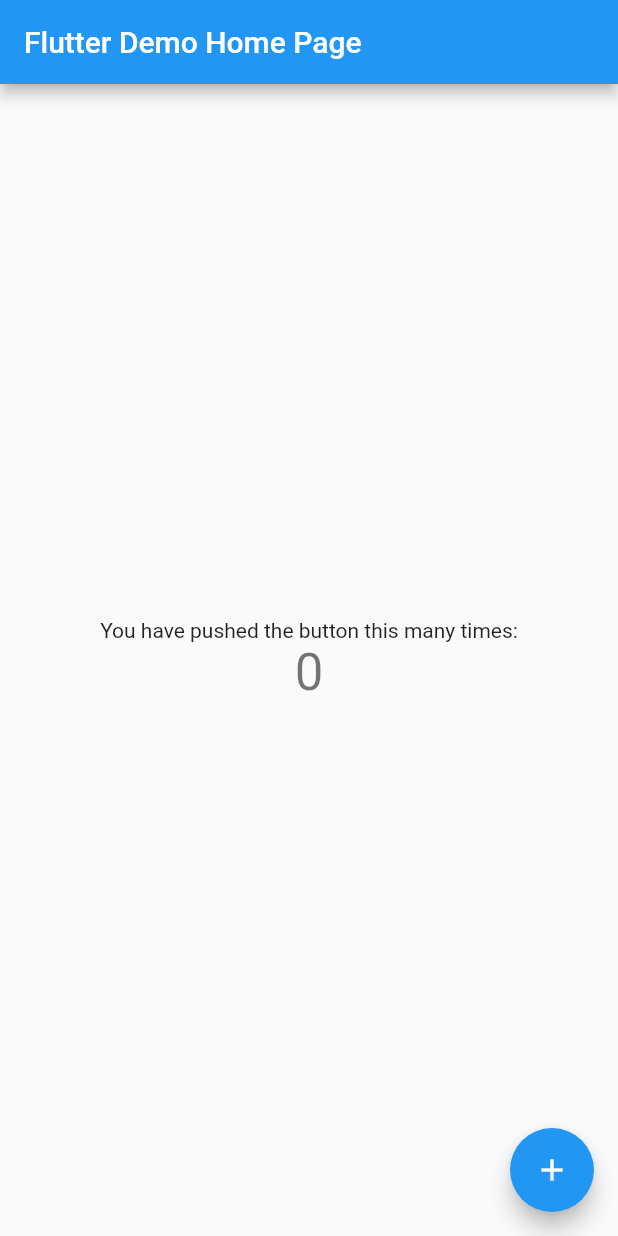
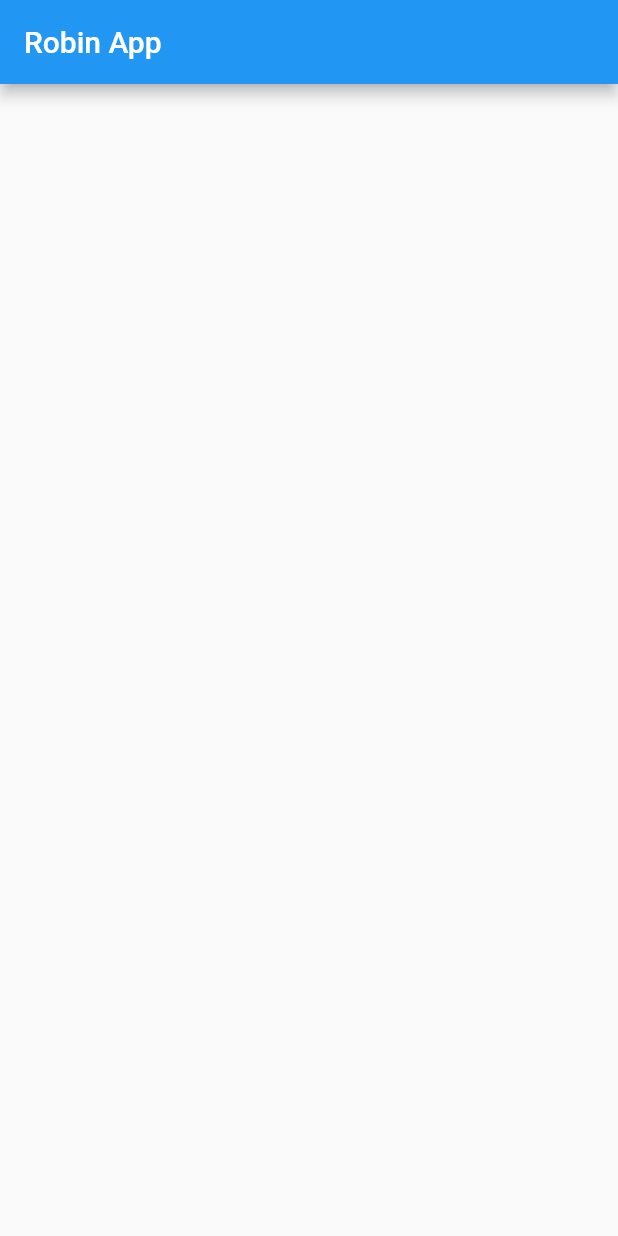
Before and after one commit to marufrobin/social_media, a Flutter app: the screen it shows after launch, on a phone screen of 412 x 824 dp. Run offline on Flutter 3.47's test engine with Material 2 defaults, Android fonts, the phone set to English and light mode, and no system bars.

Commit message:
App bar added

```diff
--- a/lib/main.dart
+++ b/lib/main.dart
@@ -1,4 +1,5 @@
 import 'package:flutter/material.dart';
+import 'package:social_media/screen/home_page.dart';
 
 void main() {
   runApp(const MyApp());
@@ -7,109 +8,11 @@ void main() {
 class MyApp extends StatelessWidget {
   const MyApp({super.key});
 
-  // This widget is the root of your application.
   @override
   Widget build(BuildContext context) {
     return MaterialApp(
-      title: 'Flutter Demo',
-      theme: ThemeData(
-        // This is the theme of your application.
-        //
-        // Try running your application with "flutter run". You'll see the
-        // application has a blue toolbar. Then, without quitting the app, try
-        // changing the primarySwatch below to Colors.green and then invoke
-        // "hot reload" (press "r" in the console where you ran "flutter run",
-        // or simply save your changes to "hot reload" in a Flutter IDE).
-        // Notice that the counter didn't reset back to zero; the application
-        // is not restarted.
-        primarySwatch: Colors.blue,
-      ),
-      home: const MyHomePage(title: 'Flutter Demo Home Page'),
+      debugShowCheckedModeBanner: false,
+      home: HomePage(),
     );
   }
 }
-
-class MyHomePage extends StatefulWidget {
-  const MyHomePage({super.key, required this.title});
-
-  // This widget is the home page of your application. It is stateful, meaning
-  // that it has a State object (defined below) that contains fields that affect
-  // how it looks.
-
-  // This class is the configuration for the state. It holds the values (in this
-  // case the title) provided by the parent (in this case the App widget) and
-  // used by the build method of the State. Fields in a Widget subclass are
-  // always marked "final".
-
-  final String title;
-
-  @override
-  State<MyHomePage> createState() => _MyHomePageState();
-}
-
-class _MyHomePageState extends State<MyHomePage> {
-  int _counter = 0;
-
-  void _incrementCounter() {
-    setState(() {
-      // This call to setState tells the Flutter framework that something has
-      // changed in this State, which causes it to rerun the build method below
-      // so that the display can reflect the updated values. If we changed
-      // _counter without calling setState(), then the build method would not be
-      // called again, and so nothing would appear to happen.
-      _counter++;
-    });
-  }
-
-  @override
-  Widget build(BuildContext context) {
-    // This method is rerun every time setState is called, for instance as done
-    // by the _incrementCounter method above.
-    //
-    // The Flutter framework has been optimized to make rerunning build methods
-    // fast, so that you can just rebuild anything that needs updating rather
-    // than having to individually change instances of widgets.
-    return Scaffold(
-      appBar: AppBar(
-        // Here we take the value from the MyHomePage object that was created by
-        // the App.build method, and use it to set our appbar title.
-        title: Text(widget.title),
-      ),
-      body: Center(
-        // Center is a layout widget. It takes a single child and positions it
-        // in the middle of the parent.
-        child: Column(
-          // Column is also a layout widget. It takes a list of children and
-          // arranges them vertically. By default, it sizes itself to fit its
-          // children horizontally, and tries to be as tall as its parent.
-          //
-          // Invoke "debug painting" (press "p" in the console, choose the
-          // "Toggle Debug Paint" action from the Flutter Inspector in Android
-          // Studio, or the "Toggle Debug Paint" command in Visual Studio Code)
-          // to see the wireframe for each widget.
-          //
-          // Column has various properties to control how it sizes itself and
-          // how it positions its children. Here we use mainAxisAlignment to
-          // center the children vertically; the main axis here is the vertical
-          // axis because Columns are vertical (the cross axis would be
-          // horizontal).
-          mainAxisAlignment: MainAxisAlignment.center,
-          children: <Widget>[
-            const Text(
-              'You have pushed the button this many times:',
-            ),
-            Text(
-              '$_counter',
-              style: Theme.of(context).textTheme.headline4,
-            ),
-          ],
-        ),
-      ),
-      floatingActionButton: FloatingActionButton(
-        onPressed: _incrementCounter,
-        tooltip: 'Increment',
-        child: const Icon(Icons.add),
-      ), // This trailing comma makes auto-formatting nicer for build methods.
-    );
-  }
-}
--- /dev/null
+++ b/lib/screen/home_page.dart
@@ -0,0 +1,17 @@
+import 'package:flutter/material.dart';
+import 'package:flutter/src/widgets/container.dart';
+import 'package:flutter/src/widgets/framework.dart';
+
+class HomePage extends StatelessWidget {
+  const HomePage({super.key});
+
+  @override
+  Widget build(BuildContext context) {
+    return SafeArea(
+      child: Scaffold(
+          appBar: AppBar(
+        title: Text("Robin App"),
+      )),
+    );
+  }
+}
```
